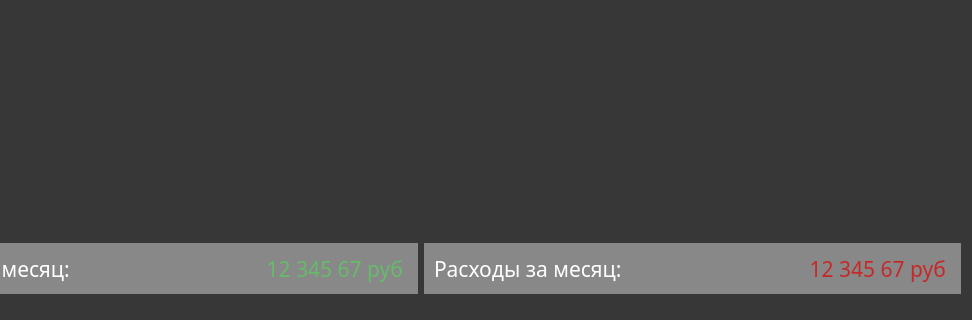
This is ui/main.ui in Protocs/OkayMoney as Qt 5 draws it before an edit; both pictures show x 130 to 1102 and y 350 to 670 of the 1102 by 670 pixel window. The edited form follows.
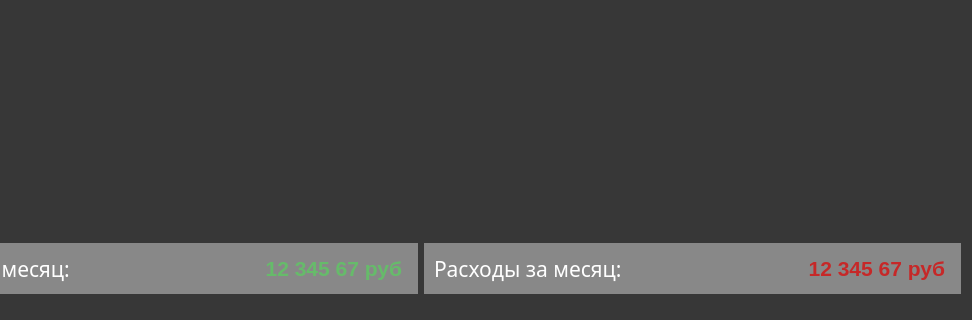
This is the edited form.

Commit message: Сделал лейблы, содержащие суммы расходов и доходов за месяц полужирными

Diff of the .ui file:
```diff
--- a/ui/main.ui
+++ b/ui/main.ui
@@ -278,11 +278,11 @@
         <widget class="QLabel" name="MonthlyIncomeMoney">
          <property name="font">
           <font>
-           <family>Gotham Pro Medium</family>
+           <family>MS Shell Dlg 2</family>
            <pointsize>16</pointsize>
-           <weight>50</weight>
+           <weight>75</weight>
            <italic>false</italic>
-           <bold>false</bold>
+           <bold>true</bold>
           </font>
          </property>
          <property name="styleSheet">
@@ -327,10 +327,10 @@
         <widget class="QLabel" name="MonthlyExpensesMoney">
          <property name="font">
           <font>
-           <family>Gotham Pro Medium</family>
+           <family>MS Shell Dlg 2</family>
            <pointsize>16</pointsize>
-           <weight>50</weight>
-           <bold>false</bold>
+           <weight>75</weight>
+           <bold>true</bold>
           </font>
          </property>
          <property name="styleSheet">
```
